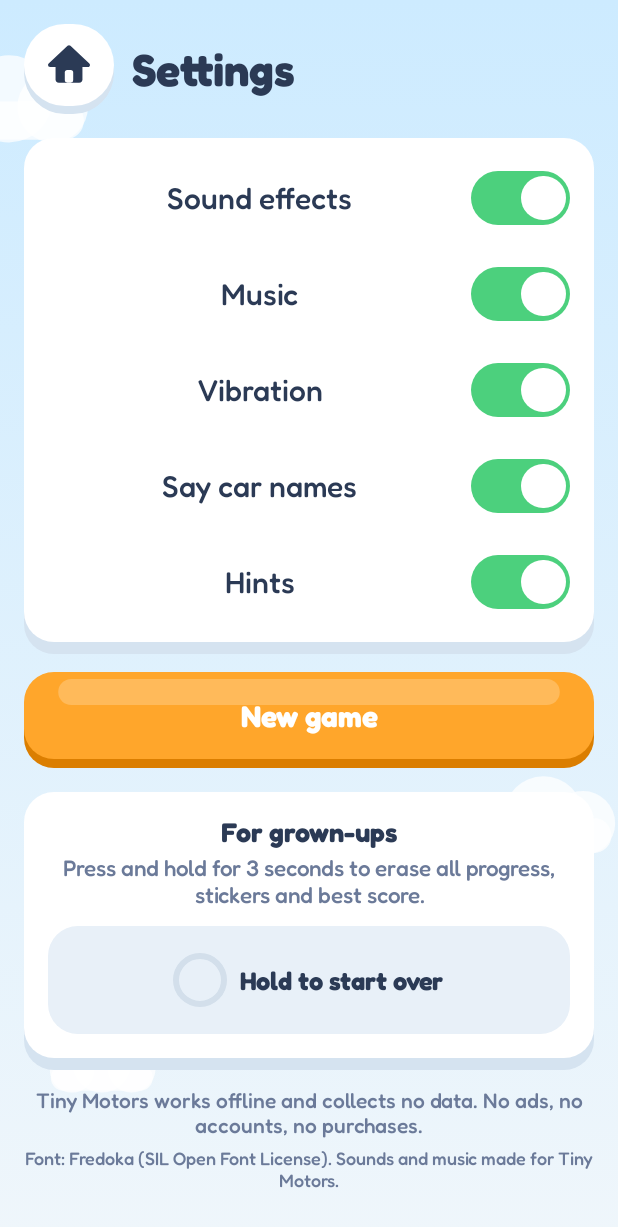
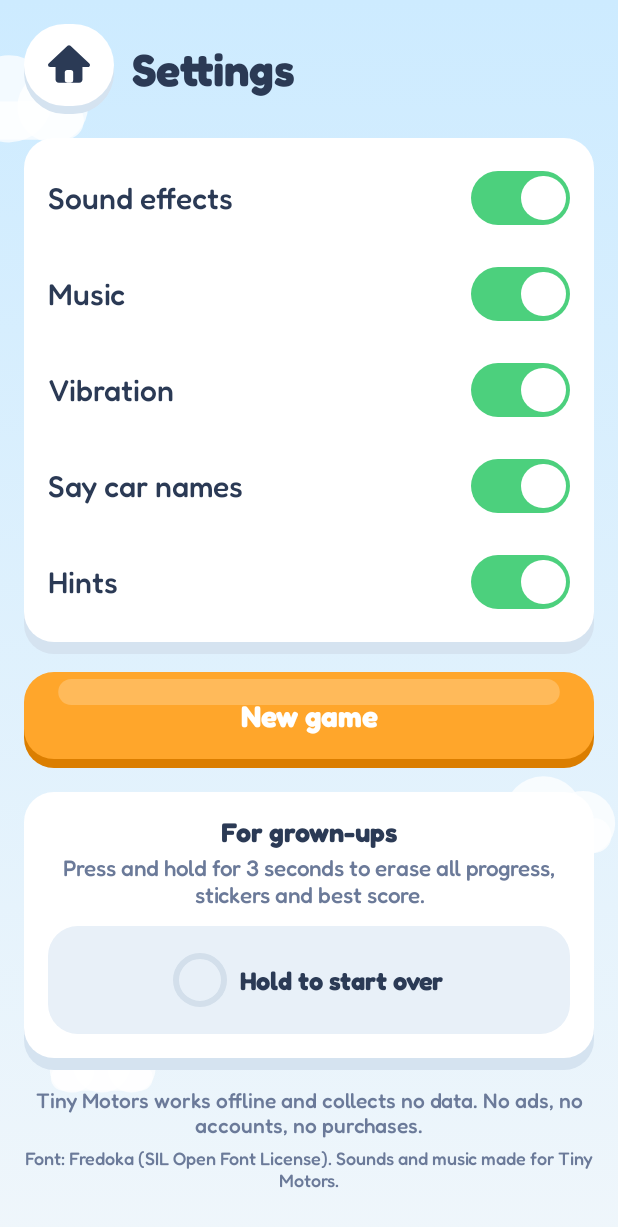
Before and after one commit to NafehAwan/books, an Android app built with Jetpack Compose: the composable SettingsScreen shown on its own in the app's theme, on a phone screen of 412 x 824 dp. Shown: the top 1227 px of the screen. Run offline under Robolectric (Android 15) with nearby library versions, the phone set to English and light mode, and no system bars.

Commit message:
Left-align setting labels, add store screenshots and test status; remove temporary CI helpers
Co-Authored-By: Claude Opus 5.5 <noreply@anthropic.com>
Claude-Session: https://claude.ai/code/session_01TABBkMBqBzvjsnbFysiC9Y

```diff
--- a/app/src/main/java/com/tinymotors/game/ui/Components.kt
+++ b/app/src/main/java/com/tinymotors/game/ui/Components.kt
@@ -141,8 +141,9 @@ fun KidText(
     size: Float = 18f,
     color: Color = Palette.Ink,
     bold: Boolean = true,
+    align: androidx.compose.ui.text.style.TextAlign = androidx.compose.ui.text.style.TextAlign.Center,
 ) {
-    BasicText(text, modifier, style = kidText(size.sp, color, bold))
+    BasicText(text, modifier, style = kidText(size.sp, color, bold, align))
 }
 
 /** White rounded panel. */
@@ -228,7 +229,7 @@ fun KidSwitch(checked: Boolean, label: String, onChange: (Boolean) -> Unit, modi
             .padding(horizontal = 16.dp),
         verticalAlignment = Alignment.CenterVertically,
     ) {
-        KidText(label, Modifier.weight(1f), size = 20f, bold = false)
+        KidText(label, Modifier.weight(1f), size = 20f, bold = false, align = androidx.compose.ui.text.style.TextAlign.Start)
         Box(
             Modifier
                 .width(66.dp)
```
Also changed, not shown: 7 other files.
